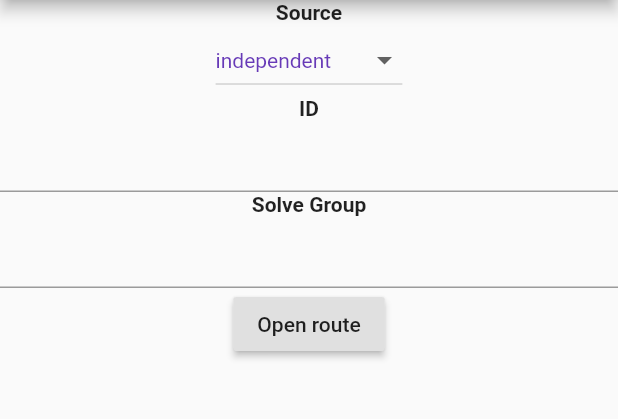
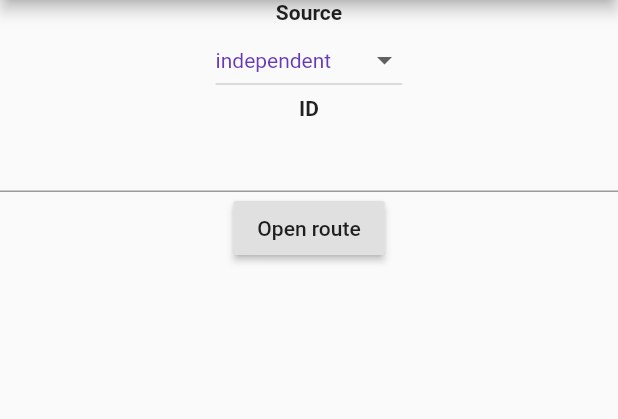
Before and after one commit to SimonInman/csolve-flutter, a Flutter app: the screen it shows after launch, on a phone screen of 412 x 824 dp, the part 84-503 px from its top. Run offline on Flutter 3.47's test engine with Material 2 defaults, Android fonts, the phone set to English and light mode, and no system bars.

Commit message:
Remove solve group option
It's not used, and atm everyone will use the-everymen

```diff
--- a/lib/components/home_page.dart
+++ b/lib/components/home_page.dart
@@ -81,11 +81,11 @@
         style: TextStyle(fontWeight: FontWeight.bold),
       ),
       idField,
-      Text(
-        'Solve Group',
-        style: TextStyle(fontWeight: FontWeight.bold),
-      ),
-      solveGroupField,
+      // Text(
+      //   'Solve Group',
+      //   style: TextStyle(fontWeight: FontWeight.bold),
+      // ),
+      // solveGroupField,
       button,
     ]);
   }
```
